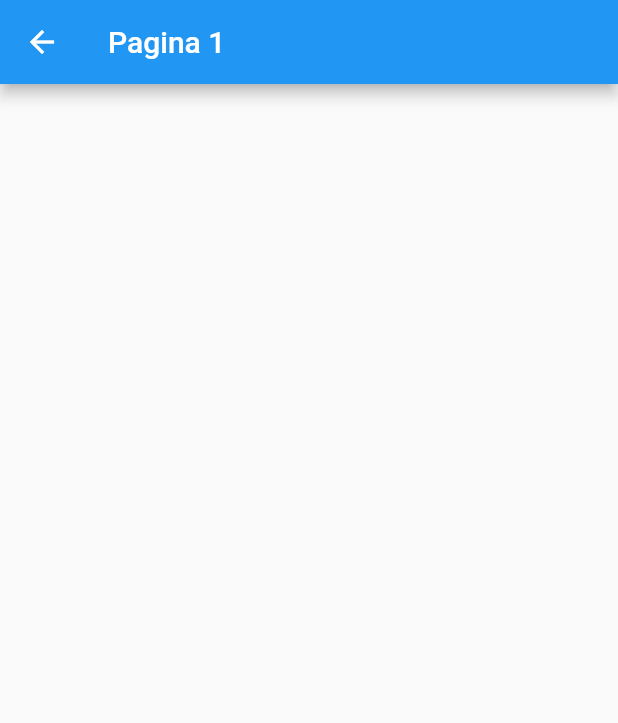
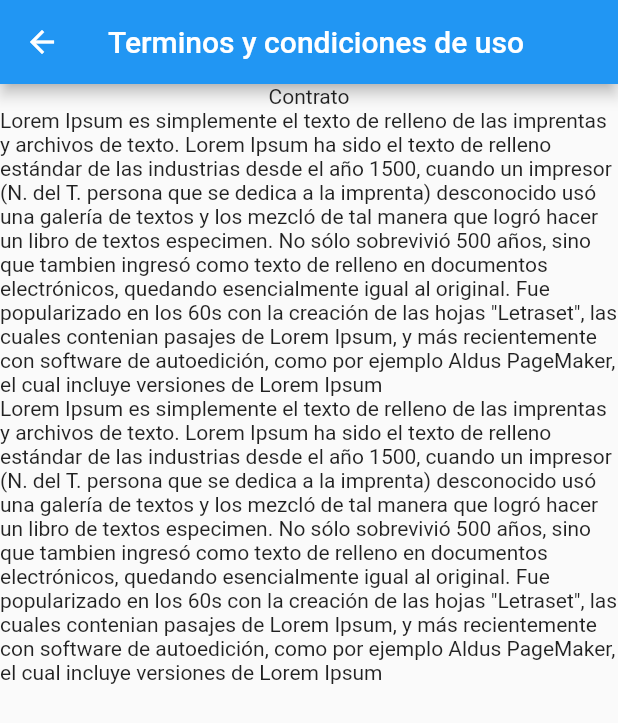
Before and after one commit to vpineda7/parcial1_etps3, a Flutter app: the Pagina screen opened directly, on a phone screen of 412 x 824 dp. Shown: the top 723 px of the screen. Run offline on Flutter 3.47's test engine with Material 2 defaults, Android fonts, the phone set to English and light mode, and no system bars.

Commit message:
se agregó texto a la pagina nueva

```diff
--- a/lib/paginas/pagina.dart
+++ b/lib/paginas/pagina.dart
@@ -7,7 +7,15 @@ class Pagina extends StatelessWidget {
   @override
   Widget build(BuildContext context) {
     return Scaffold(
-      appBar: AppBar(title: Text('Pagina 1')),
+      appBar: AppBar(title: Text('Terminos y condiciones de uso')),
+      body: Column(
+        children: [
+          Text('Contrato'),
+          Text('Lorem Ipsum es simplemente el texto de relleno de las imprentas y archivos de texto. Lorem Ipsum ha sido el texto de relleno estándar de las industrias desde el año 1500, cuando un impresor (N. del T. persona que se dedica a la imprenta) desconocido usó una galería de textos y los mezcló de tal manera que logró hacer un libro de textos especimen. No sólo sobrevivió 500 años, sino que tambien ingresó como texto de relleno en documentos electrónicos, quedando esencialmente igual al original. Fue popularizado en los 60s con la creación de las hojas "Letraset", las cuales contenian pasajes de Lorem Ipsum, y más recientemente con software de autoedición, como por ejemplo Aldus PageMaker, el cual incluye versiones de Lorem Ipsum'),
+          Text('Lorem Ipsum es simplemente el texto de relleno de las imprentas y archivos de texto. Lorem Ipsum ha sido el texto de relleno estándar de las industrias desde el año 1500, cuando un impresor (N. del T. persona que se dedica a la imprenta) desconocido usó una galería de textos y los mezcló de tal manera que logró hacer un libro de textos especimen. No sólo sobrevivió 500 años, sino que tambien ingresó como texto de relleno en documentos electrónicos, quedando esencialmente igual al original. Fue popularizado en los 60s con la creación de las hojas "Letraset", las cuales contenian pasajes de Lorem Ipsum, y más recientemente con software de autoedición, como por ejemplo Aldus PageMaker, el cual incluye versiones de Lorem Ipsum'),
+        ],
+      )
+
     );
   }
 }
```
